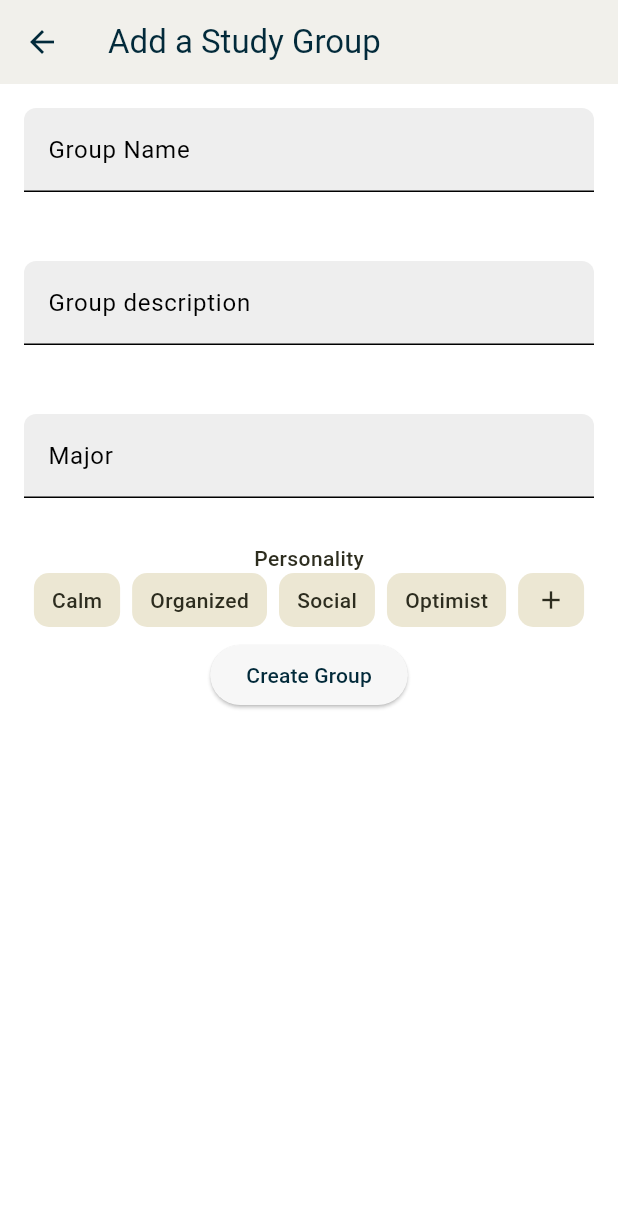
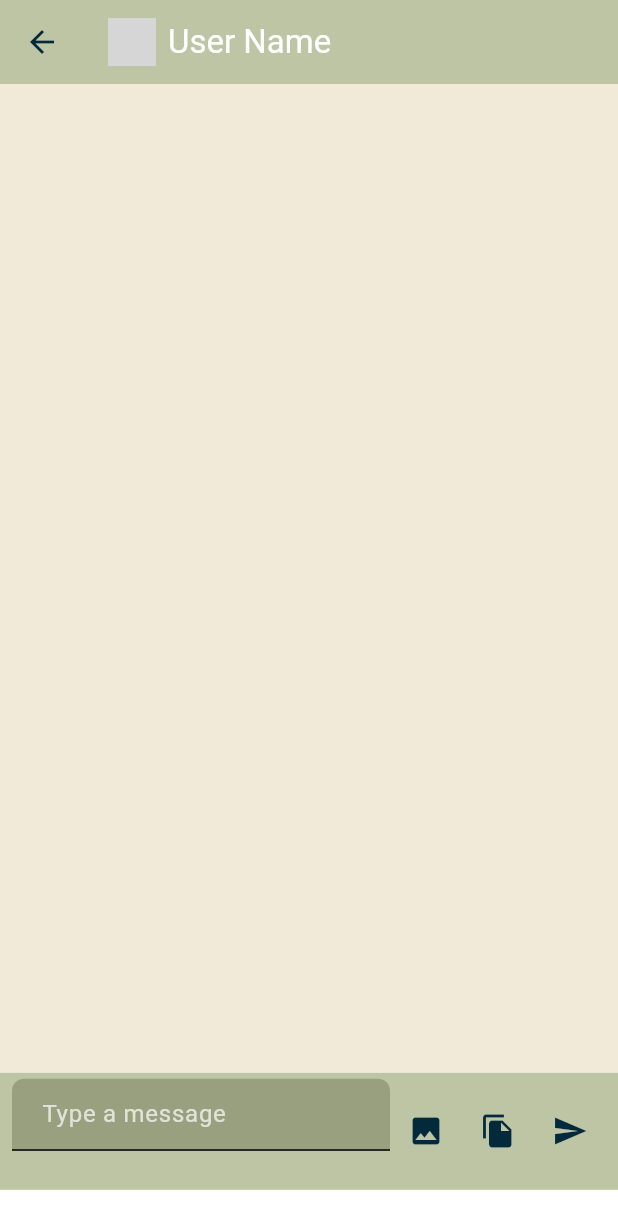
Before and after one commit to Kipung/campusmate, a Flutter app: the ScreenMessages screen opened by its route, after a tap on "Username", on a phone screen of 412 x 824 dp. Shown: the top 1229 px of the screen. Run offline on Flutter 3.47's test engine with Material 3 defaults, Android fonts, the phone set to English and light mode, and no system bars; our stand-ins replace cloud_firestore, firebase_auth, firebase_core, firebase_storage, flutter_riverpod, flutter_secure_storage and 6 more; accounts and stored records are empty; generated files the repository leaves out were written again; grey boxes are pictures that could not be loaded.

Commit message:
chat scr fixed

```diff
--- a/lib/screens/general/chat_screen.dart
+++ b/lib/screens/general/chat_screen.dart
@@ -1,126 +1,32 @@
 import 'package:flutter/material.dart';
-import 'package:campusmate/widgets/general/personality_trait.dart';
-import 'package:campusmate/widgets/general/personality_tag.dart';
+import 'package:campusmate/widgets/general/chatscr_top_bar.dart';
+import 'package:campusmate/widgets/general/chatscr_textbar.dart';
 
-class StudyGroupScreen extends StatefulWidget {
-  const StudyGroupScreen({super.key});
+class ChatScreen extends StatefulWidget {
+  const ChatScreen({super.key});
 
   @override
-  State<StudyGroupScreen> createState() => _StudyGroupScreenState();
+  State<ChatScreen> createState() => _ChatScreenState();
 }
 
-class _StudyGroupScreenState extends State<StudyGroupScreen> {
-  final TextEditingController _nameController = TextEditingController();
-  final TextEditingController _descriptionController = TextEditingController();
-  final TextEditingController _majorController = TextEditingController();
-
-  @override
-  void dispose() {
-    _nameController.dispose();
-    _descriptionController.dispose();
-    _majorController.dispose();
-    super.dispose();
-  }
-
-  final _formKey = GlobalKey<FormState>();
-  var _selectedTraits = <String>{};
-  var _isSending = false;
-  // Save group
-  void _saveGroup() {
-    // Logic to save the group would go here
-    if (_formKey.currentState!.validate()) {
-      _formKey.currentState!.save();
-      setState(() {
-        // Update state or perform actions with the entered data
-        _isSending = true;
-      });
-
-      final Map<String, dynamic> groupData = {
-        'groupName': _nameController.text.trim(),
-        'groupDescription': _descriptionController.text.trim(),
-        'major': _majorController.text.trim(),
-        'personalityTraits': _selectedTraits.toList(),
-      };
-      Navigator.pop(context, groupData);
-    }
-  }
-
+class _ChatScreenState extends State<ChatScreen> {
   @override
   Widget build(BuildContext context) {
     return Scaffold(
-      appBar: AppBar(title: const Text('Add a Study Group')),
+      appBar: PreferredSize(
+        preferredSize: const Size.fromHeight(kToolbarHeight),
+        child: ChatscrTopBar(),
+      ),
       body: Column(
         children: [
-          Padding(
-            padding: const EdgeInsets.all(16.0),
-            child: TextField(
-              controller: _nameController,
-              decoration: const InputDecoration(
-                labelText: 'Group Name',
-                border: OutlineInputBorder(),
-              ),
+          Container(
+            height: MediaQuery.of(context).size.height * 0.8,
+            child: Container(
+              color: const Color(0xFFF1EAD8),
+              // This is where chat messages would be displayed
             ),
           ),
-          Padding(
-            padding: const EdgeInsets.all(16.0),
-            child: TextField(
-              controller: _descriptionController,
-              decoration: const InputDecoration(
-                labelText: 'Group description',
-                border: OutlineInputBorder(),
-              ),
-            ),
-          ),
-          Padding(
-            padding: const EdgeInsets.all(16.0),
-            child: TextField(
-              controller: _majorController,
-              decoration: const InputDecoration(
-                labelText: 'Major',
-                border: OutlineInputBorder(),
-              ),
-            ),
-          ),
-          const Padding(
-            padding: EdgeInsets.symmetric(horizontal: 16.0),
-            child: Text(
-              'Personality',
-              style: TextStyle(
-                color: Color(0xFF2D2D1F),
-                fontWeight: FontWeight.w500,
-              ),
-            ),
-          ),
-          PersonalityTrain(),
-          const SizedBox(height: 8),
-          ElevatedButton(
-            onPressed: () {
-              final String name = _nameController.text.trim();
-              if (name.isEmpty) {
-                ScaffoldMessenger.of(context).showSnackBar(
-                  const SnackBar(content: Text('Please enter a group name')),
-                );
-                return;
-              }
-
-              // Return the entered data to the previous screen
-              Navigator.pop<Map<String, dynamic>>(context, {
-                'groupName': name,
-                'description': _descriptionController.text.trim(),
-                'major': _majorController.text.trim(),
-              });
-            },
-            child: _isSending
-                ? SizedBox(
-                    width: 16,
-                    height: 16,
-                    child: CircularProgressIndicator(
-                      strokeWidth: 2,
-                      color: Colors.white,
-                    ),
-                  )
-                : const Text('Create Group'),
-          ),
+          ChatscrTextbar(),
         ],
       ),
     );
--- /dev/null
+++ b/lib/widgets/general/chatscr_textbar.dart
@@ -0,0 +1,39 @@
+import 'package:flutter/material.dart';
+
+class ChatscrTextbar extends StatelessWidget {
+  const ChatscrTextbar({super.key});
+
+  @override
+  Widget build(BuildContext context) {
+    return Container(
+      padding: const EdgeInsets.symmetric(horizontal: 8.0, vertical: 4.0),
+      color: Color(int.parse('0xFFBEC5A4')),
+      child: Row(
+        children: [
+          Expanded(
+            child: TextField(
+              style: const TextStyle(color: Colors.white),
+              decoration: InputDecoration(
+                hintText: 'Type a message',
+                hintStyle: const TextStyle(color: Colors.white70),
+                border: OutlineInputBorder(
+                  borderRadius: BorderRadius.circular(20.0),
+                  borderSide: BorderSide.none,
+                ),
+                filled: true,
+                fillColor: Color(int.parse('0xFF99A07F')),
+                contentPadding: const EdgeInsets.symmetric(
+                  horizontal: 16.0,
+                  vertical: 8.0,
+                ),
+              ),
+            ),
+          ),
+          IconButton(onPressed: () {}, icon: const Icon(Icons.image)),
+          IconButton(onPressed: () {}, icon: const Icon(Icons.file_copy)),
+          IconButton(icon: const Icon(Icons.send), onPressed: () {}),
+        ],
+      ),
+    );
+  }
+}
--- /dev/null
+++ b/lib/widgets/general/chatscr_top_bar.dart
@@ -0,0 +1,27 @@
+import 'package:flutter/material.dart';
+
+class ChatscrTopBar extends StatelessWidget {
+  const ChatscrTopBar({super.key});
+
+  @override
+  Widget build(BuildContext context) {
+    return AppBar(
+      backgroundColor: Color(int.parse('0xFFBEC5A4')),
+      title: SizedBox(
+        height: MediaQuery.of(context).size.height * 0.05,
+        width: MediaQuery.of(context).size.width * 0.7,
+        child: Row(
+          // profile picture
+          children: [
+            CircleAvatar(
+              radius: 16,
+              backgroundImage: AssetImage('assets/images/chatbox_pfpic.png'),
+            ),
+            SizedBox(width: 8),
+            Text('User Name', style: TextStyle(color: Colors.white)),
+          ],
+        ),
+      ),
+    );
+  }
+}
--- a/lib/widgets/general/dm_box.dart
+++ b/lib/widgets/general/dm_box.dart
@@ -1,5 +1,6 @@
 import 'package:flutter/material.dart';
 import 'package:campusmate/screens/general/chat_screen.dart';
+import 'package:campusmate/screens/general/screen_messages.dart';
 
 class DM_Box extends StatelessWidget {
   const DM_Box({super.key});
@@ -12,7 +13,7 @@ class DM_Box extends StatelessWidget {
         // Open chat screen logic here
         Navigator.push(
           context,
-          MaterialPageRoute(builder: (context) => const StudyGroupScreen()),
+          MaterialPageRoute(builder: (context) => const ChatScreen()),
         );
       },
       child: Container(
```
